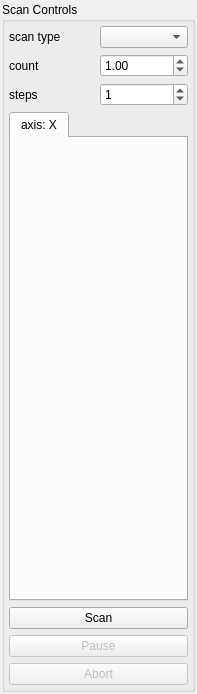
Before: the Qt Designer form spectromicroscopy/smpgui/ui_scancontrols.ui in praxes/praxes, drawn with Qt 5.
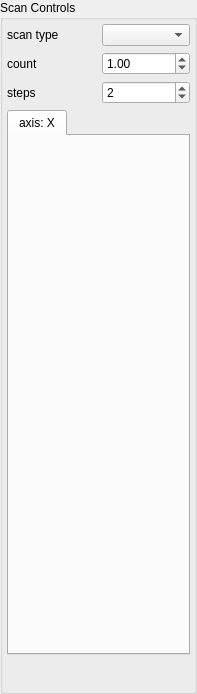
After: the same form once the commit is applied.

Commit message: [svn] use stacked layout for scan/pause/resume

What changed in the file:
```diff
--- a/spectromicroscopy/smpgui/ui_scancontrols.ui
+++ b/spectromicroscopy/smpgui/ui_scancontrols.ui
@@ -10,26 +10,32 @@
    </rect>
   </property>
   <property name="sizePolicy" >
-   <sizepolicy vsizetype="Expanding" hsizetype="Preferred" >
+   <sizepolicy vsizetype="Expanding" hsizetype="Minimum" >
     <horstretch>0</horstretch>
     <verstretch>0</verstretch>
    </sizepolicy>
   </property>
+  <property name="maximumSize" >
+   <size>
+    <width>200</width>
+    <height>16777215</height>
+   </size>
+  </property>
   <property name="windowTitle" >
    <string>Form</string>
   </property>
   <layout class="QGridLayout" >
    <property name="leftMargin" >
-    <number>2</number>
+    <number>0</number>
    </property>
    <property name="topMargin" >
-    <number>2</number>
+    <number>0</number>
    </property>
    <property name="rightMargin" >
-    <number>2</number>
+    <number>0</number>
    </property>
    <property name="bottomMargin" >
-    <number>2</number>
+    <number>0</number>
    </property>
    <item row="0" column="0" >
     <widget class="QGroupBox" name="scanControlsGroupBox" >
@@ -54,7 +60,7 @@
         <item row="0" column="1" >
          <widget class="QComboBox" name="scanTypeComboBox" >
           <property name="sizePolicy" >
-           <sizepolicy vsizetype="Fixed" hsizetype="Preferred" >
+           <sizepolicy vsizetype="Fixed" hsizetype="Minimum" >
             <horstretch>0</horstretch>
             <verstretch>0</verstretch>
            </sizepolicy>
@@ -63,6 +69,12 @@
         </item>
         <item row="0" column="0" >
          <widget class="QLabel" name="scanTypeLabel" >
+          <property name="sizePolicy" >
+           <sizepolicy vsizetype="Preferred" hsizetype="Minimum" >
+            <horstretch>0</horstretch>
+            <verstretch>0</verstretch>
+           </sizepolicy>
+          </property>
           <property name="text" >
            <string>scan type</string>
           </property>
@@ -71,7 +83,7 @@
         <item row="1" column="1" >
          <widget class="QDoubleSpinBox" name="scanCountSpinBox" >
           <property name="sizePolicy" >
-           <sizepolicy vsizetype="Fixed" hsizetype="Preferred" >
+           <sizepolicy vsizetype="Fixed" hsizetype="Minimum" >
             <horstretch>0</horstretch>
             <verstretch>0</verstretch>
            </sizepolicy>
@@ -89,6 +101,12 @@
         </item>
         <item row="1" column="0" >
          <widget class="QLabel" name="countLabel" >
+          <property name="sizePolicy" >
+           <sizepolicy vsizetype="Preferred" hsizetype="Minimum" >
+            <horstretch>0</horstretch>
+            <verstretch>0</verstretch>
+           </sizepolicy>
+          </property>
           <property name="text" >
            <string>count</string>
           </property>
@@ -96,6 +114,12 @@
         </item>
         <item row="2" column="0" >
          <widget class="QLabel" name="stepsLabel" >
+          <property name="sizePolicy" >
+           <sizepolicy vsizetype="Preferred" hsizetype="Minimum" >
+            <horstretch>0</horstretch>
+            <verstretch>0</verstretch>
+           </sizepolicy>
+          </property>
           <property name="text" >
            <string>steps</string>
           </property>
@@ -107,7 +131,7 @@
            <number>-1</number>
           </property>
           <property name="value" >
-           <number>1</number>
+           <number>2</number>
           </property>
          </widget>
         </item>
@@ -124,6 +148,12 @@
           <verstretch>0</verstretch>
          </sizepolicy>
         </property>
+        <property name="maximumSize" >
+         <size>
+          <width>16777215</width>
+          <height>16777215</height>
+         </size>
+        </property>
         <property name="currentIndex" >
          <number>0</number>
         </property>
@@ -138,35 +168,30 @@
        </widget>
       </item>
       <item>
-       <widget class="QPushButton" name="scanButton" >
-        <property name="text" >
-         <string>Scan</string>
-        </property>
-       </widget>
-      </item>
-      <item>
-       <widget class="QPushButton" name="pauseButton" >
-        <property name="enabled" >
-         <bool>false</bool>
-        </property>
-        <property name="text" >
-         <string>Pause</string>
-        </property>
-       </widget>
-      </item>
-      <item>
-       <widget class="QPushButton" name="abortButton" >
-        <property name="enabled" >
-         <bool>false</bool>
-        </property>
+       <widget class="QFrame" name="scanFrame" >
         <property name="sizePolicy" >
-         <sizepolicy vsizetype="Fixed" hsizetype="Preferred" >
+         <sizepolicy vsizetype="Fixed" hsizetype="Minimum" >
           <horstretch>0</horstretch>
           <verstretch>0</verstretch>
          </sizepolicy>
         </property>
-        <property name="text" >
-         <string>Abort</string>
+        <property name="minimumSize" >
+         <size>
+          <width>0</width>
+          <height>26</height>
+         </size>
+        </property>
+        <property name="maximumSize" >
+         <size>
+          <width>16777215</width>
+          <height>16777215</height>
+         </size>
+        </property>
+        <property name="frameShape" >
+         <enum>QFrame::NoFrame</enum>
+        </property>
+        <property name="frameShadow" >
+         <enum>QFrame::Raised</enum>
         </property>
        </widget>
       </item>
```
Left out of the diff: 2 changed lines with no effect on the pictures. The commit also changes 4 other files.
